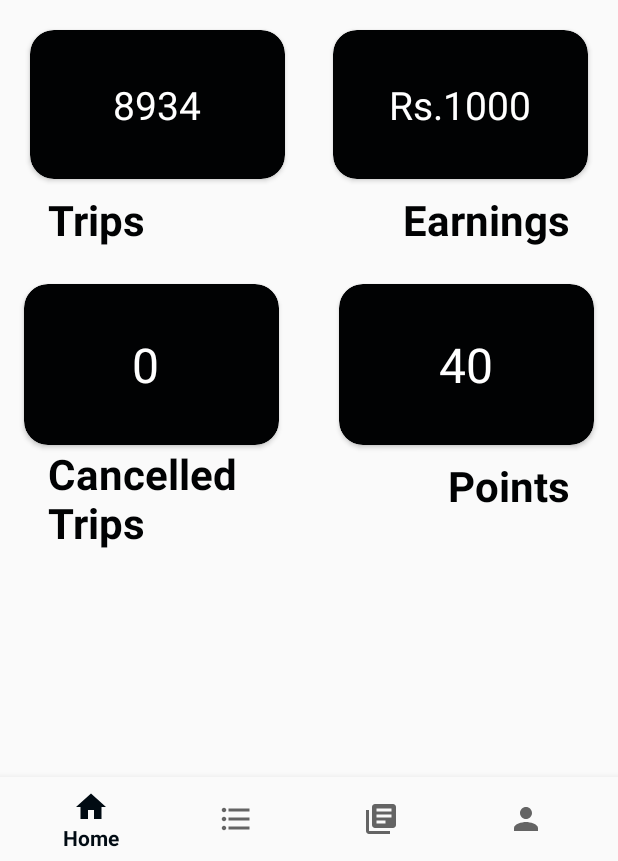
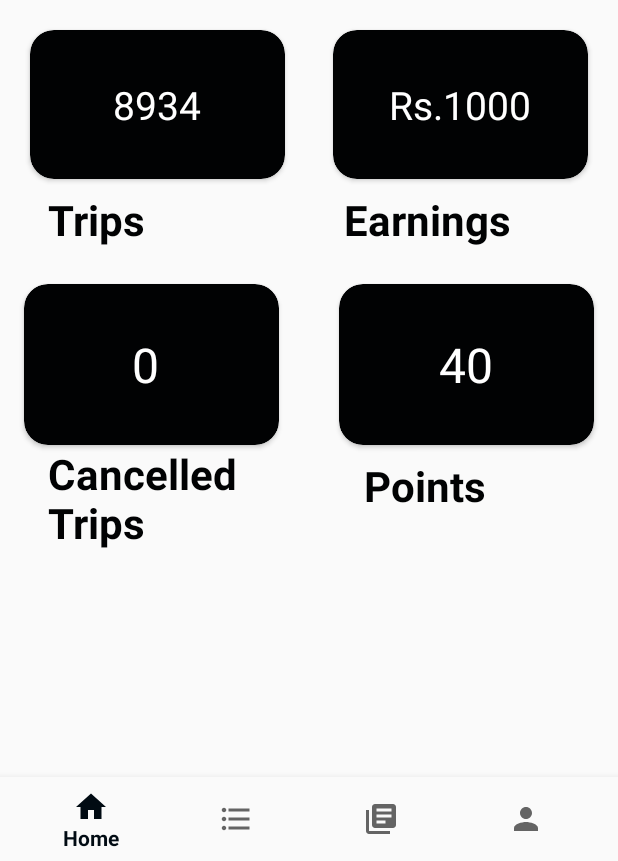
Before and after one commit to debarghya472/BarberaService-App, an Android app: the screen it shows after launch once a user with an empty profile is signed in (MainActivity), on a phone screen of 412 x 824 dp, the part 375-1236 px from its top. Run offline under Robolectric (Android 15) with nearby library versions, the light colour scheme and no system bars; our stand-ins replace Firebase (no records; nobody signed in at launch, a user with empty details on screens opened directly).

Commit message:
completed home_layout

```diff
--- a/app/src/main/res/layout/fragment_home.xml
+++ b/app/src/main/res/layout/fragment_home.xml
@@ -113,6 +113,7 @@
 					android:textSize="28dp"
 					android:textStyle="bold"
 					app:layout_constraintEnd_toEndOf="parent"
+					app:layout_constraintStart_toEndOf="@+id/one"
 					app:layout_constraintTop_toBottomOf="@+id/two" />
 
 			<androidx.cardview.widget.CardView
@@ -187,6 +188,7 @@
 					android:textSize="28dp"
 					android:textStyle="bold"
 					app:layout_constraintEnd_toEndOf="parent"
+					app:layout_constraintStart_toEndOf="@+id/three"
 					app:layout_constraintTop_toBottomOf="@+id/four" />
 
 
```
